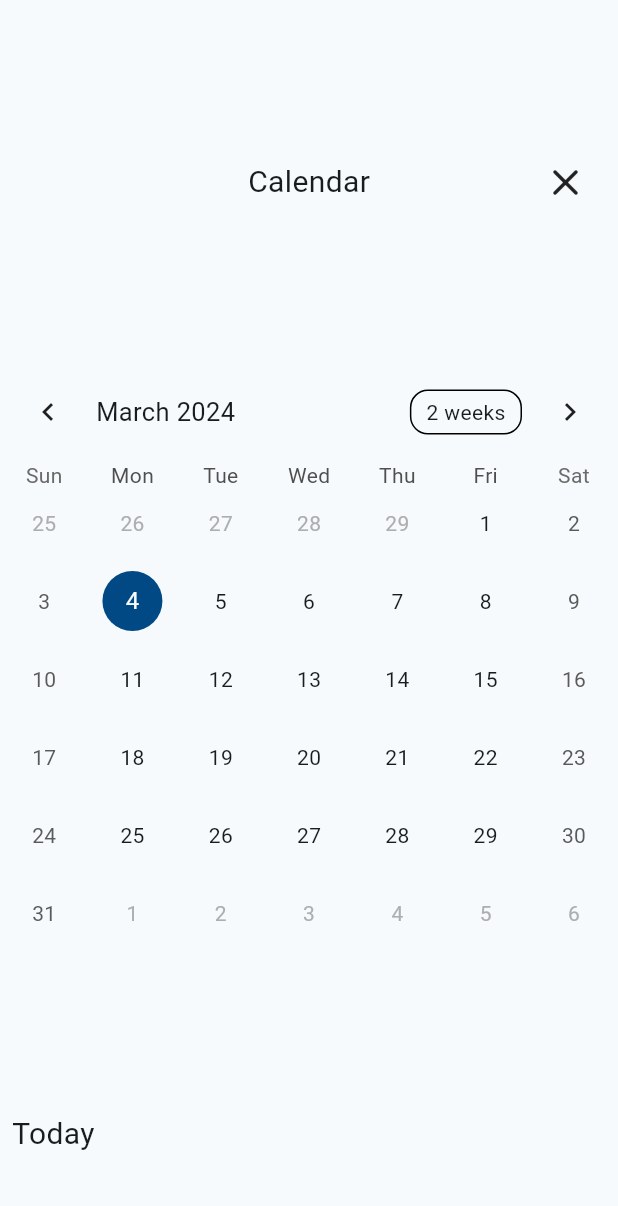
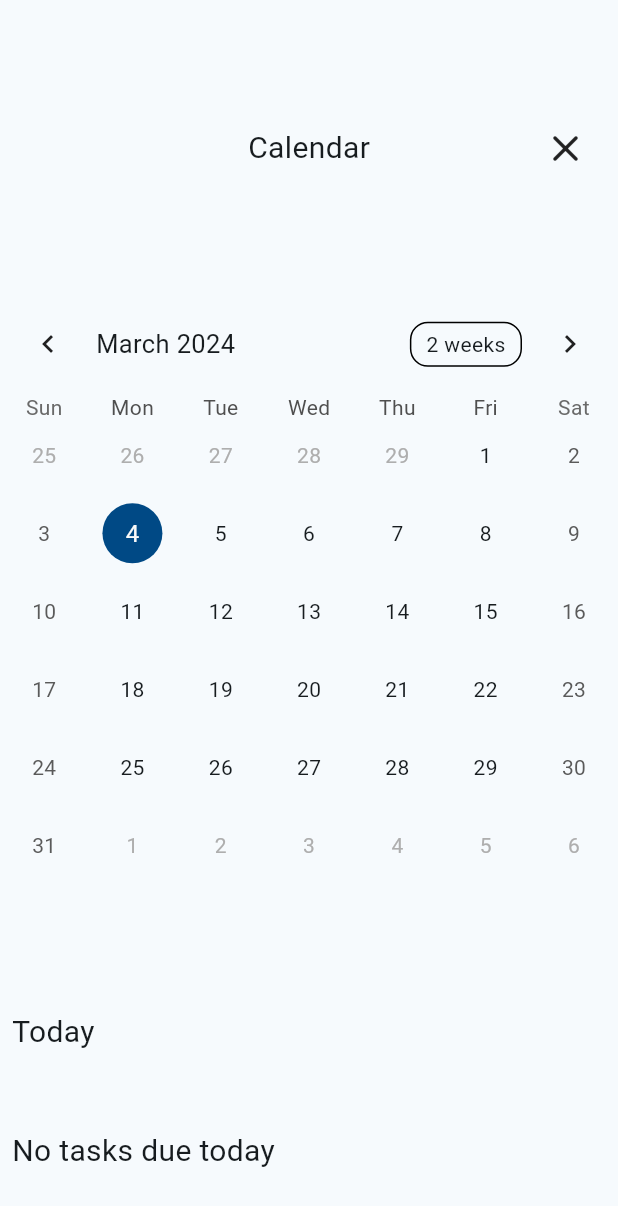
Before and after one commit to Rics-Dev/uNote, a Flutter app: the CalendarView widget shown alone on an empty page, opened directly, on a phone screen of 412 x 824 dp. Shown: the top 1206 px of the screen. Run offline on Flutter 3.47's test engine with Material 3 defaults, Android fonts, the phone set to English and light mode, and no system bars; drawn by our look-alikes of table_calendar; our stand-ins replace animated_bottom_navigation_bar, appwrite, badges, flutter_secure_storage, flutter_svg, go_router and 2 more; missing offline and left inert: encrypt, msh_checkbox, searchbar_animation, sign_button, top_modal_sheet; accounts and stored records are empty; Roboto replaces fonts that are missing (Onest); statements that could not run were skipped.

Commit message:
Mise à jour du code pour utiliser Uuid constant et afficher les tâches dues aujourd'hui dans la vue du calendrier.

```diff
--- a/lib/widgets/homePage/calendar_view.dart
+++ b/lib/widgets/homePage/calendar_view.dart
@@ -1,5 +1,8 @@
 import 'package:flutter/material.dart';
+import 'package:provider/provider.dart';
 import 'package:table_calendar/table_calendar.dart';
+
+import '../../providers/task_provider.dart';
 
 class CalendarView extends StatefulWidget {
   const CalendarView({super.key});
@@ -16,6 +19,16 @@ class _CalendarViewState extends State<CalendarView> {
 
   @override
   Widget build(BuildContext context) {
+    final tasksAPI = context.watch<TasksAPI>();
+    final tasks = tasksAPI.tasks;
+// Filter tasks with due date equals today
+    final todayTasks = tasks
+        .where((task) =>
+            task.dueDate?.year == today.year &&
+            task.dueDate?.month == today.month &&
+            task.dueDate?.day == today.day)
+        .toList();
+
     return SafeArea(
       child: Column(
         mainAxisAlignment: MainAxisAlignment.spaceEvenly,
@@ -75,12 +88,6 @@ class _CalendarViewState extends State<CalendarView> {
                 today = selectedDay;
               });
             },
-            // onRangeSelected: (start, end, focusedDay) {
-            //   setState(() {
-            //     startRange = start;
-            //     endRange = end;
-            //   });
-            // },
           ),
           const SizedBox(height: 8),
           Padding(
@@ -97,6 +104,31 @@ class _CalendarViewState extends State<CalendarView> {
               ),
             ),
           ),
+          todayTasks.isEmpty
+              ? const Padding(
+                  padding: EdgeInsets.all(8.0),
+                  child: Text(
+                    "No tasks due today",
+                    textAlign: TextAlign.start,
+                    style: TextStyle(
+                      fontSize: 20.0,
+                    ),
+                  ),
+                )
+              : SizedBox(
+                  height: MediaQuery.of(context).size.height * 0.3,
+                  child: ListView.builder(
+                    itemCount: todayTasks.length,
+                    itemBuilder: (context, index) {
+                      final task = todayTasks[index];
+                      return ListTile(
+                        title: Text(task.content),
+                        // subtitle: Text(task.description),
+                        // Add more details or actions if needed
+                      );
+                    },
+                  ),
+                ),
         ],
       ),
     );
```
Also changed, not shown: lib/encrypt.dart (+84 -0 lines), lib/providers/task_provider.dart (+13 -9 lines), lib/widgets/homePage/add_task_widgets/add_date.dart (+47 -52 lines).
